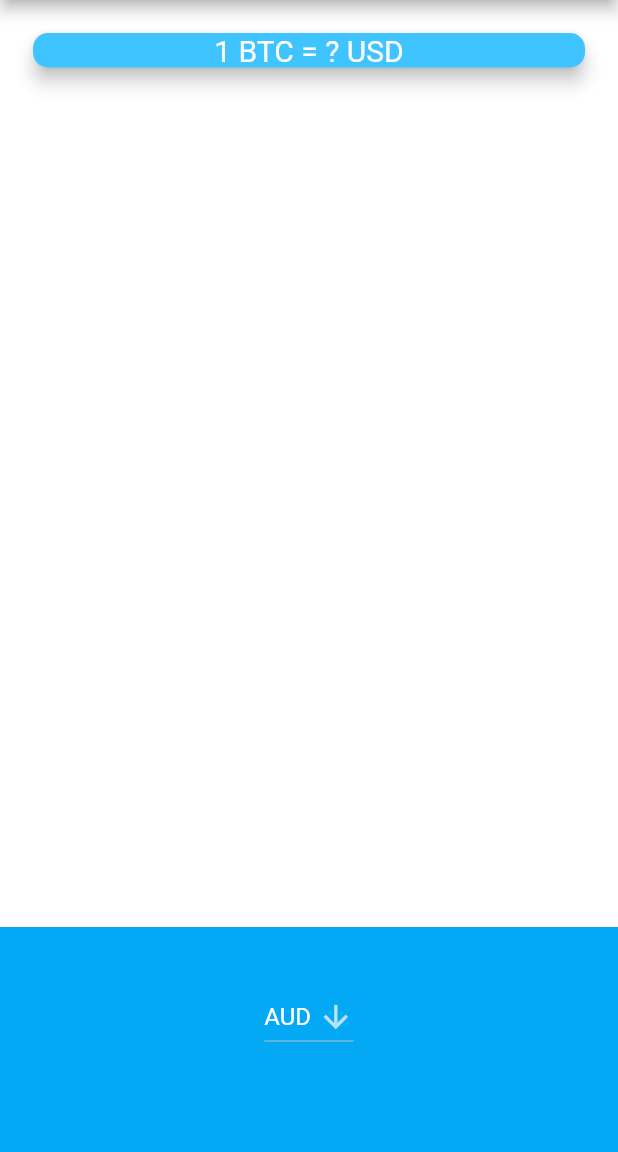
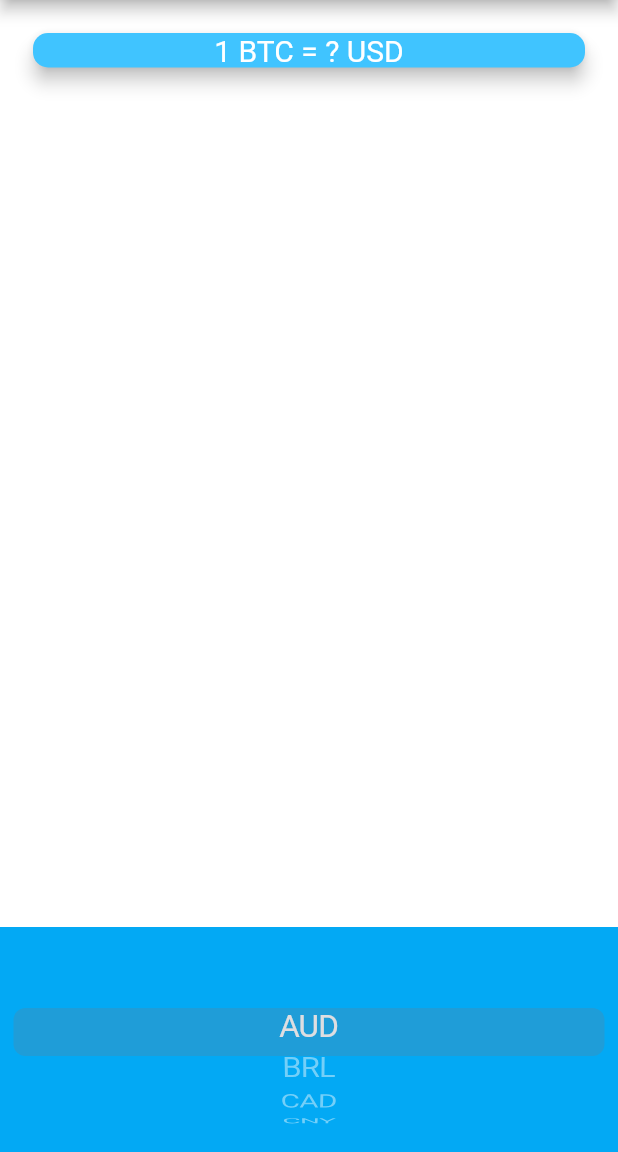
Before and after one commit to nestorsgarzonc/bitcoin-ticker, a Flutter app: the screen it shows after launch, on a phone screen of 412 x 824 dp, the part 84-1236 px from its top. Run offline on Flutter 3.47's test engine with Material 2 defaults, Android fonts, the phone set to English and light mode, and no system bars.

```diff
--- a/lib/price_screen.dart
+++ b/lib/price_screen.dart
@@ -1,4 +1,5 @@
 import 'package:bitcoin_ticker/coin_data.dart';
+import 'package:flutter/cupertino.dart';
 import 'package:flutter/material.dart';
 
 class PriceScreen extends StatefulWidget {
@@ -7,7 +8,7 @@ class PriceScreen extends StatefulWidget {
 }
 
 class _PriceScreenState extends State<PriceScreen> {
-  String dropdownValue = currenciesList[0];
+  String selectedCurrency = currenciesList[0];
   @override
   Widget build(BuildContext context) {
     return Scaffold(
@@ -35,17 +36,32 @@ class _PriceScreenState extends State<PriceScreen> {
             ),
           ),
           Container(
-            height: 150.0,
-            alignment: Alignment.center,
-            padding: EdgeInsets.only(bottom: 30.0),
-            color: Colors.lightBlue,
-            child: DropdownButton<String>(
-                value: dropdownValue,
+              height: 150.0,
+              alignment: Alignment.center,
+              padding: EdgeInsets.only(bottom: 10.0),
+              color: Colors.lightBlue,
+              child: CupertinoPicker(
+                itemExtent: 32,
+                backgroundColor: Colors.lightBlue,
+                onSelectedItemChanged: (selectedIndex) {
+                  print(selectedIndex);
+                },
+                children: currenciesList.map<Text>((value) {
+                  return Text(value, style: TextStyle(color: Colors.white));
+                }).toList(),
+              )),
+        ],
+      ),
+    );
+  }
+}
+/* DropdownButton<String>(
+                value: selectedCurrency,
                 icon: Icon(Icons.arrow_downward),
                 iconSize: 24,
                 onChanged: (String value) {
                   setState(() {
-                    dropdownValue = value;
+                    selectedCurrency = value;
                   });
                 },
                 items: currenciesList.map<DropdownMenuItem<String>>((value) {
@@ -53,10 +69,4 @@ class _PriceScreenState extends State<PriceScreen> {
                     value: value,
                     child: Text(value),
                   );
-                }).toList()),
-          ),
-        ],
-      ),
-    );
-  }
-}
+                }).toList()), */
```
